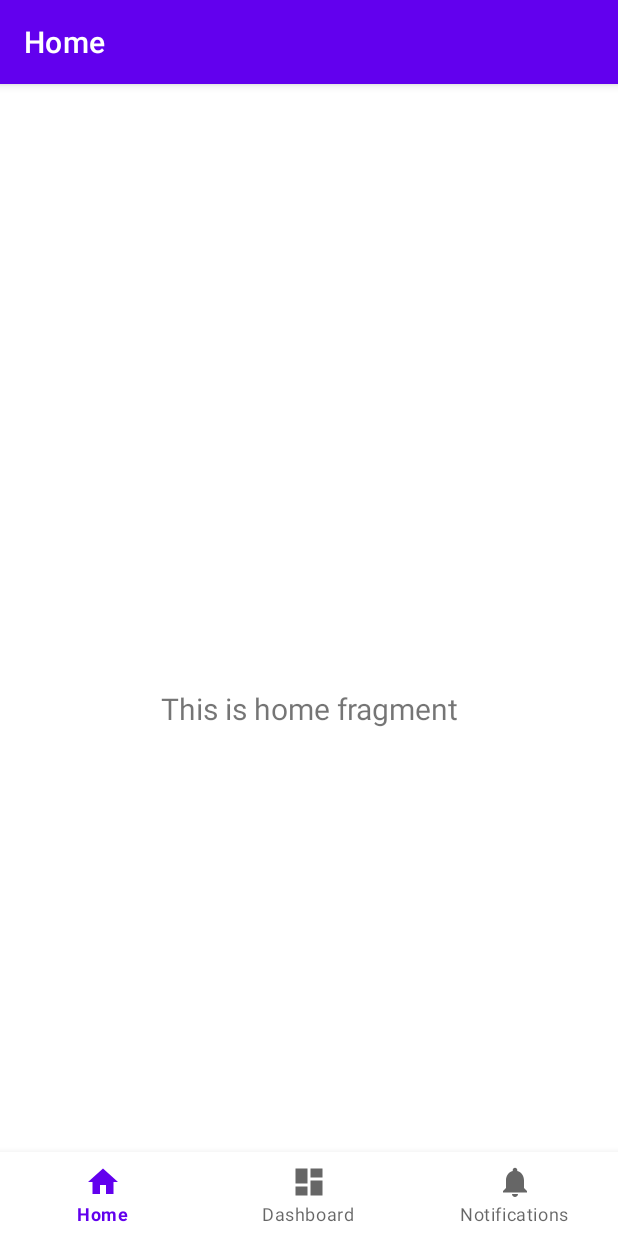
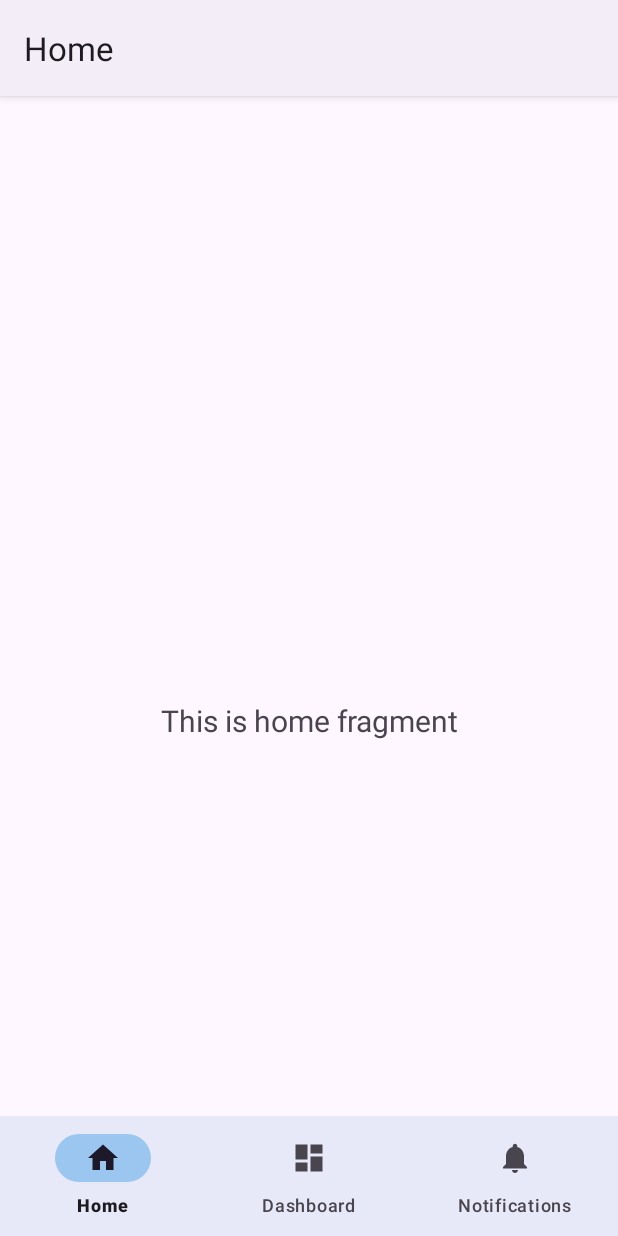
Before and after one commit to Parmo7/cogito-app, an Android app: the screen it shows after launch (MainActivity), on a phone screen of 412 x 824 dp. Run offline under Robolectric (Android 15) with nearby library versions, the light colour scheme and no system bars; our stand-ins replace navigation-ui.

Commit message:
Tweak theme and colors

```diff
--- a/app/src/main/res/layout/activity_main.xml
+++ b/app/src/main/res/layout/activity_main.xml
@@ -10,9 +10,8 @@
         android:id="@+id/nav_view"
         android:layout_width="0dp"
         android:layout_height="wrap_content"
-        android:layout_marginStart="0dp"
-        android:layout_marginEnd="0dp"
         android:background="?android:attr/windowBackground"
+        app:itemActiveIndicatorStyle="@style/App.Custom.BottomNavigationView.Indicator"
         app:layout_constraintBottom_toBottomOf="parent"
         app:layout_constraintLeft_toLeftOf="parent"
         app:layout_constraintRight_toRightOf="parent"
--- a/app/src/main/res/values/colors.xml
+++ b/app/src/main/res/values/colors.xml
@@ -1,10 +1,25 @@
 <?xml version="1.0" encoding="utf-8"?>
 <resources>
+
+    <color name="blue_1">#0036A3</color>
+    <color name="blue_2">#005EB8</color>
+    <color name="blue_3">#9AC6EF</color>
+    <color name="blue_4">#D8E9F7</color>
+
+    <color name="yellow_1">#FFC107</color>
+
+
+    <color name="black">#181818</color>
+    <color name="grey_1">#404040</color>
+    <color name="grey_2">#AAAAAA</color>
+    <color name="grey_3">#ECF2F8</color>
+    <color name="white">#FFFFFF</color>
+
+
+    <!-- Previous colours -->
     <color name="purple_200">#FFBB86FC</color>
     <color name="purple_500">#FF6200EE</color>
     <color name="purple_700">#FF3700B3</color>
     <color name="teal_200">#FF03DAC5</color>
     <color name="teal_700">#FF018786</color>
-    <color name="black">#FF000000</color>
-    <color name="white">#FFFFFFFF</color>
 </resources>
--- a/app/src/main/res/values/themes.xml
+++ b/app/src/main/res/values/themes.xml
@@ -1,16 +1,23 @@
 <resources xmlns:tools="http://schemas.android.com/tools">
     <!-- Base application theme. -->
-    <style name="Theme.Cogito" parent="Theme.MaterialComponents.DayNight.DarkActionBar">
+    <style name="Theme.Cogito" parent="Theme.Material3.Light">
+
         <!-- Primary brand color. -->
-        <item name="colorPrimary">@color/purple_500</item>
-        <item name="colorPrimaryVariant">@color/purple_700</item>
+        <item name="colorPrimary">@color/blue_2</item>
+        <item name="colorPrimaryVariant">@color/blue_3</item>
         <item name="colorOnPrimary">@color/white</item>
+
         <!-- Secondary brand color. -->
-        <item name="colorSecondary">@color/teal_200</item>
-        <item name="colorSecondaryVariant">@color/teal_700</item>
+        <item name="colorSecondary">@color/blue_3</item>
+        <item name="colorSecondaryVariant">@color/blue_4</item>
         <item name="colorOnSecondary">@color/black</item>
+
         <!-- Status bar color. -->
         <item name="android:statusBarColor">?attr/colorPrimaryVariant</item>
         <!-- Customize your theme here. -->
     </style>
+
+    <style name="App.Custom.BottomNavigationView.Indicator" parent="Widget.Material3.BottomNavigationView.ActiveIndicator">
+        <item name="android:color">@color/blue_3</item>
+    </style>
 </resources>
```
